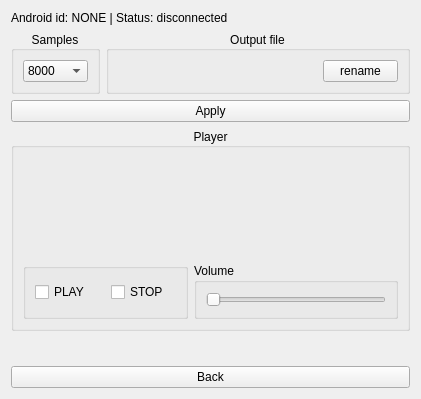
First picture: the form in qt_server/q_settings.ui, repository Gabriele91/AndroidSilenceAudioRecording, before the edit.
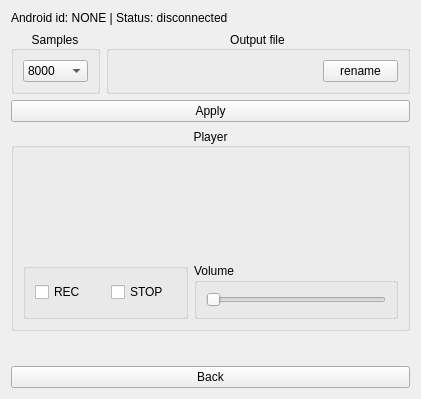
Second picture: the form after the edit. Custom widgets are drawn as their Qt base class.

Commit message: "play and pause" to "rec and pause"

Diff of the .ui file:
```diff
--- a/qt_server/q_settings.ui
+++ b/qt_server/q_settings.ui
@@ -166,7 +166,7 @@
               </size>
              </property>
              <property name="text">
-              <string>PLAY</string>
+              <string>REC</string>
              </property>
             </widget>
            </item>
```
Left out of the diff: 8 changed lines with no effect on the pictures. The commit also changes 3 other files.
